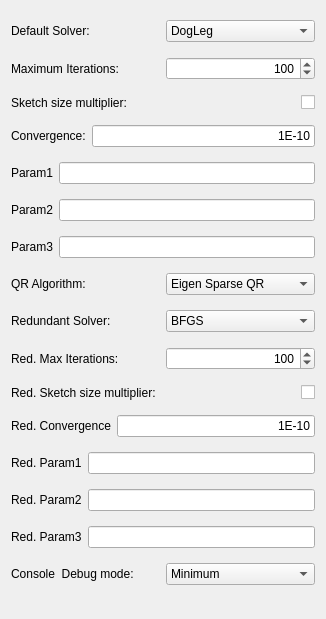
This is src/Mod/Sketcher/Gui/TaskSketcherSolverAdvanced.ui in berndhahnebach/All_FreeCAD as Qt 5 draws it before an edit. The edited form follows.
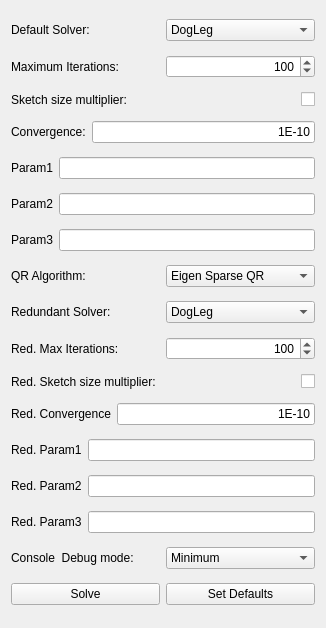
This is the edited form. Custom widgets are drawn as their Qt base class.

Commit message:
Sketcher: Improvements: Solver Advanced control
===============================================

- Increased solver debug
- Changing default values from float to string, as float has "only" a precision of 12 decimals.
- Default values as macros

The edit to the form file:
```diff
--- a/src/Mod/Sketcher/Gui/TaskSketcherSolverAdvanced.ui
+++ b/src/Mod/Sketcher/Gui/TaskSketcherSolverAdvanced.ui
@@ -7,7 +7,7 @@
     <x>0</x>
     <y>0</y>
     <width>326</width>
-    <height>619</height>
+    <height>628</height>
    </rect>
   </property>
   <property name="windowTitle">
@@ -138,7 +138,7 @@
       </widget>
      </item>
      <item>
-      <widget class="Gui::PrefLineEdit" name="lineEditCovergence">
+      <widget class="Gui::PrefLineEdit" name="lineEditConvergence">
        <property name="layoutDirection">
         <enum>Qt::LeftToRight</enum>
        </property>
@@ -281,6 +281,9 @@
      </item>
      <item>
       <widget class="Gui::PrefComboBox" name="comboBoxRedundantDefaultSolver">
+       <property name="currentIndex">
+        <number>2</number>
+       </property>
        <property name="prefEntry" stdset="0">
         <cstring>RedundantDefaultSolver</cstring>
        </property>
@@ -516,6 +519,24 @@
      </item>
     </layout>
    </item>
+   <item>
+    <layout class="QHBoxLayout" name="horizontalLayout_17">
+     <item>
+      <widget class="QPushButton" name="pushButtonSolve">
+       <property name="text">
+        <string>Solve</string>
+       </property>
+      </widget>
+     </item>
+     <item>
+      <widget class="QPushButton" name="pushButtonDefaults">
+       <property name="text">
+        <string>Set Defaults</string>
+       </property>
+      </widget>
+     </item>
+    </layout>
+   </item>
   </layout>
  </widget>
  <customwidgets>
```
Left out of the diff: 2 changed lines with no effect on the pictures. The commit also changes 3 other files.
